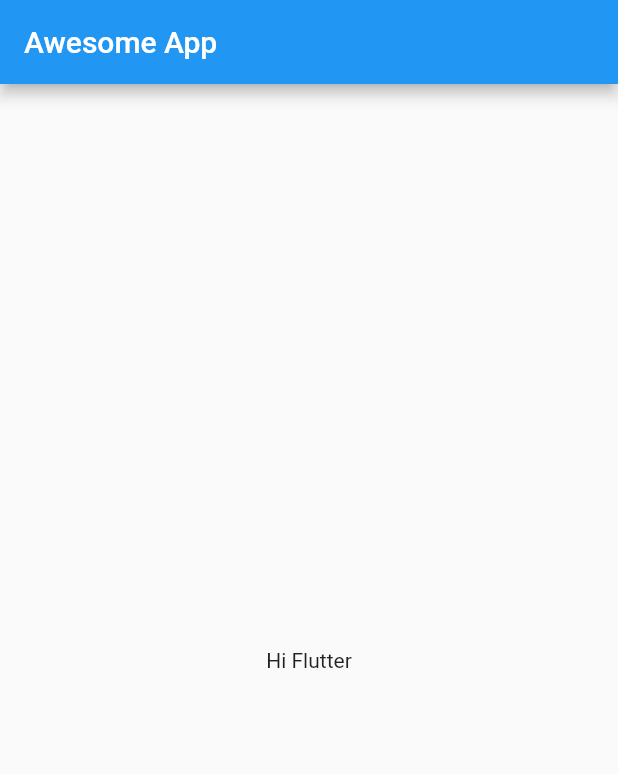
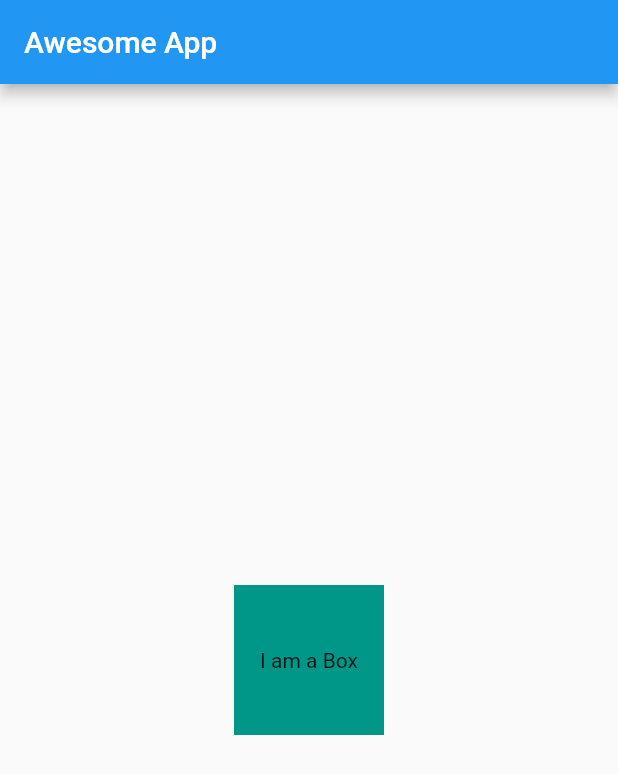
Before and after one commit to skmdaamir/assignment, a Flutter app: the screen it shows after launch, on a phone screen of 412 x 824 dp. Shown: the top 774 px of the screen. Run offline on Flutter 3.47's test engine with Material 2 defaults, Android fonts, the phone set to English and light mode, and no system bars.

Commit message:
project compleye

```diff
--- a/lib/main.dart
+++ b/lib/main.dart
@@ -16,8 +16,15 @@ class HomePage extends StatelessWidget {
       appBar: AppBar(
         title: Text('Awesome App'),
       ),
-      body: Container(
-        child: Center(child: Text('Hi Flutter')),
+      body: Center(
+        child: Container(
+          padding: const EdgeInsets.all(8),
+          alignment: Alignment.center,
+          color: Colors.teal,
+          width: 100,
+          height: 100,
+          child: Text('I am a Box'),
+        ),
       ),
     );
   }
```
Also changed, not shown: 2 other files.
